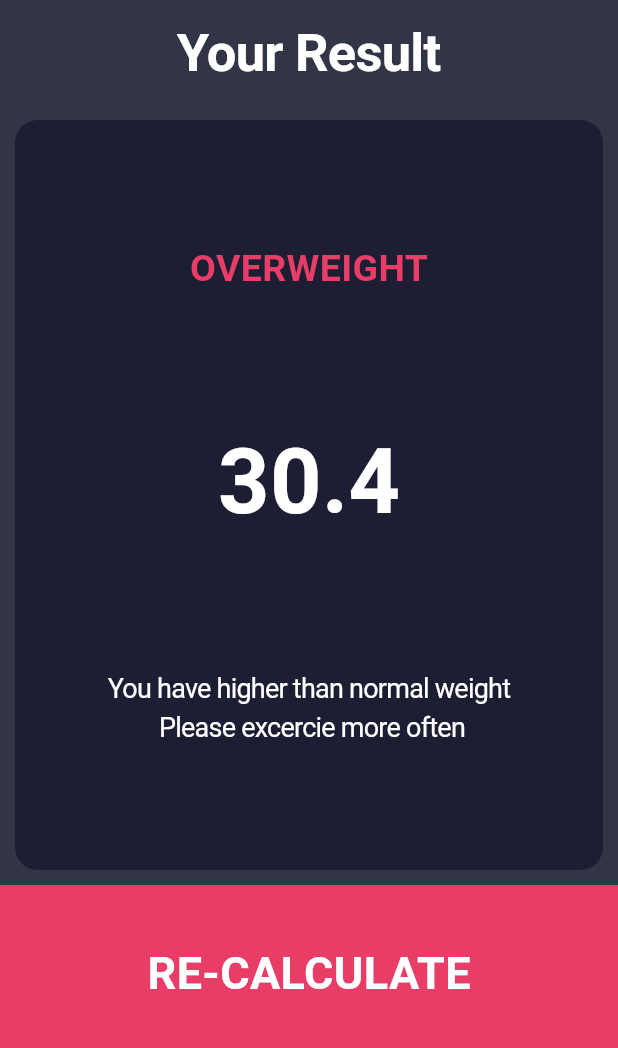
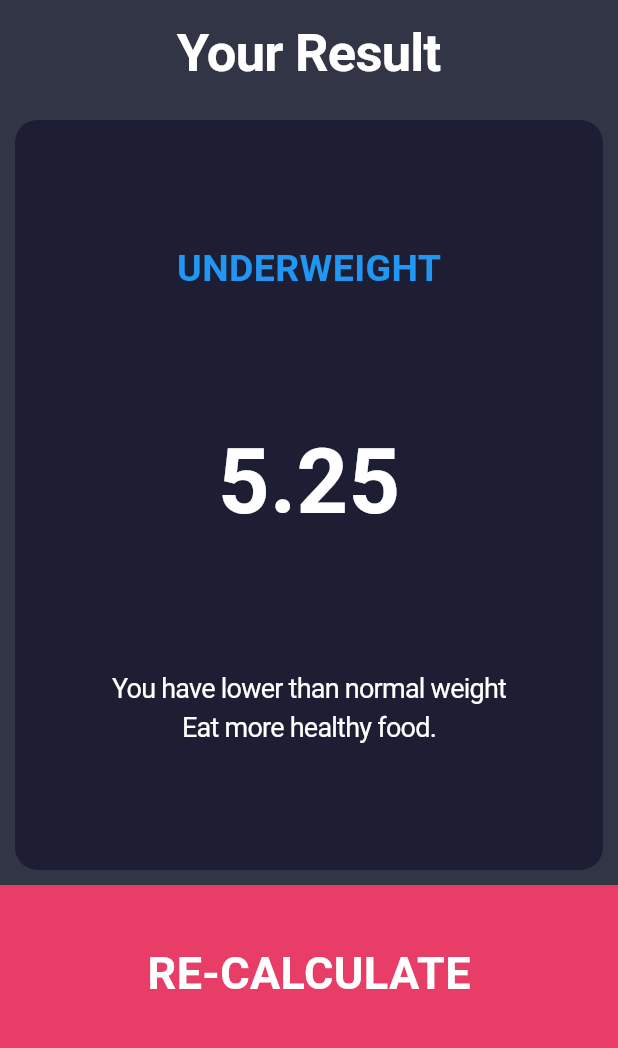
Before and after one commit to Klibar/bloc_cubit_session_task, a Flutter app: the screen it shows after launch, after a tap on "CALCULATE", on a phone screen of 412 x 824 dp, the part 84-1132 px from its top. Run offline on Flutter 3.47's test engine with Material 3 defaults, Android fonts, the phone set to English and light mode, and no system bars; our stand-ins replace flutter_bloc.

Commit message:
add cubit at result screen

```diff
--- a/lib/cubits/bmi_cubit/bmi_cubit.dart
+++ b/lib/cubits/bmi_cubit/bmi_cubit.dart
@@ -1,11 +1,16 @@
+import 'package:flutter/material.dart';
 import 'package:flutter_bloc/flutter_bloc.dart';
 import 'package:mbi_calculator/cubits/bmi_cubit/bmi_states.dart';
 
 class BmiCubit extends Cubit<BmiState> {
   BmiCubit(super.initialState);
-  int weight = 10;
-  int age = 5;
+  int weight = 15;
+  int age = 10;
   int height = 169;
+  double bmi = 0;
+  String stats = 'NORMAL';
+  String descrption = 'You have a normal body weight\nKeep it up!';
+  Color statsColor = Colors.green;
 
   void weightInc() {
     weight++;
@@ -39,4 +44,43 @@ class BmiCubit extends Cubit<BmiState> {
     height = value;
     emit(UpdeteState(height));
   }
+
+  double bmiCaculate(int height, int weight) {
+    bmi = weight / ((height / 100) * (height / 100));
+    return bmi;
+  }
+
+  String getStats(int height, int weight) {
+    bmi = weight / ((height / 100) * (height / 100));
+    if (bmi < 18.5) {
+      stats = 'UNDERWEIGHT';
+      statsColor = Colors.blue;
+    } else if (bmi < 25) {
+      stats = 'NORMAL';
+      statsColor = Colors.green;
+    } else if (bmi < 30) {
+      stats = 'OVERWEIGHT';
+      statsColor = Colors.red;
+    } else {
+      stats = 'OBESE';
+      statsColor = Colors.yellow;
+    }
+    return stats;
+  }
+
+  String geDescrption(int height, int weight) {
+    bmi = weight / ((height / 100) * (height / 100));
+    if (bmi < 18.5) {
+      descrption = 'You have lower than normal weight\nEat more healthy food.';
+    } else if (bmi < 25) {
+      descrption = 'You have a normal body weight\nKeep it up!';
+    } else if (bmi < 30) {
+      descrption =
+          'You have higher than normal weight\nPlease exercise more often.';
+    } else {
+      descrption =
+          'You have much higher than normal weight\nPlease consult a doctor.';
+    }
+    return descrption;
+  }
 }
--- a/lib/main.dart
+++ b/lib/main.dart
@@ -13,12 +13,9 @@ class MyApp extends StatelessWidget {
 
   @override
   Widget build(BuildContext context) {
-    return MaterialApp(
-      debugShowCheckedModeBanner: false,
-      home: BlocProvider<BmiCubit>(
-        create: (_) => BmiCubit(InitialState()),
-        child: MainScreen(),
-      ),
+    return BlocProvider(
+      create: (context) => BmiCubit(InitialState()),
+      child: MaterialApp(debugShowCheckedModeBanner: false, home: MainScreen()),
     );
   }
 }
--- a/lib/views/bmi_result_view.dart
+++ b/lib/views/bmi_result_view.dart
@@ -1,4 +1,7 @@
 import 'package:flutter/material.dart';
+import 'package:flutter_bloc/flutter_bloc.dart';
+import 'package:mbi_calculator/cubits/bmi_cubit/bmi_cubit.dart';
+import 'package:mbi_calculator/cubits/bmi_cubit/bmi_states.dart';
 
 class ResultScreen extends StatefulWidget {
   const ResultScreen({super.key});
@@ -55,19 +58,21 @@ class _ResultScreenState extends State<ResultScreen> {
                 color: Color(0xff1d1e33),
                 borderRadius: BorderRadius.circular(15),
               ),
-              child: Column(
+              child: BlocBuilder<BmiCubit, BmiState>(
+                builder: (BuildContext context, BmiState state) {
+                  return Column(
                     mainAxisAlignment: .spaceEvenly,
                     children: [
                       Text(
-                    'OVERWEIGHT',
+                        context.read<BmiCubit>().stats,
                         style: TextStyle(
-                      color: Color(0xffe83d66),
+                          color: context.read<BmiCubit>().statsColor,
                           fontWeight: FontWeight.bold,
                           fontSize: 25,
                         ),
                       ),
                       Text(
-                    '30.4',
+                        context.read<BmiCubit>().bmi.toStringAsFixed(2),
                         style: TextStyle(
                           color: Colors.white,
                           fontWeight: FontWeight.bold,
@@ -77,7 +82,7 @@ class _ResultScreenState extends State<ResultScreen> {
                       Padding(
                         padding: const EdgeInsets.symmetric(horizontal: 20),
                         child: Text(
-                      'You have higher than normal weight\n Please excercie more often',
+                          context.read<BmiCubit>().descrption,
                           textAlign: TextAlign.center,
                           style: TextStyle(
                             color: Colors.white,
@@ -87,6 +92,8 @@ class _ResultScreenState extends State<ResultScreen> {
                         ),
                       ),
                     ],
+                  );
+                },
               ),
             ),
           ),
--- a/lib/views/mbi_input_view.dart
+++ b/lib/views/mbi_input_view.dart
@@ -360,6 +360,18 @@ class _MainScreenState extends State<MainScreen> {
             Center(
               child: GestureDetector(
                 onTap: () {
+                  context.read<BmiCubit>().bmiCaculate(
+                    context.read<BmiCubit>().height,
+                    context.read<BmiCubit>().weight,
+                  );
+                  context.read<BmiCubit>().geDescrption(
+                    context.read<BmiCubit>().height,
+                    context.read<BmiCubit>().weight,
+                  );
+                  context.read<BmiCubit>().getStats(
+                    context.read<BmiCubit>().height,
+                    context.read<BmiCubit>().weight,
+                  );
                   Navigator.push(
                     context,
                     MaterialPageRoute(builder: (context) => ResultScreen()),
```
Lines whose indentation alone changed are shown as unchanged.
